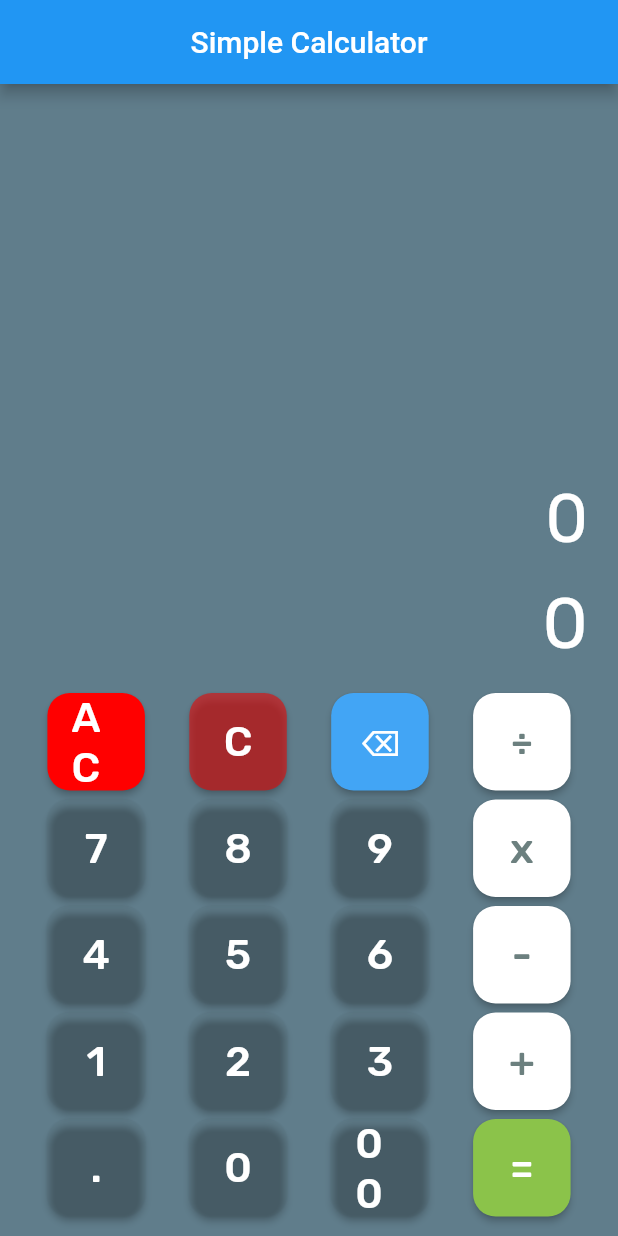
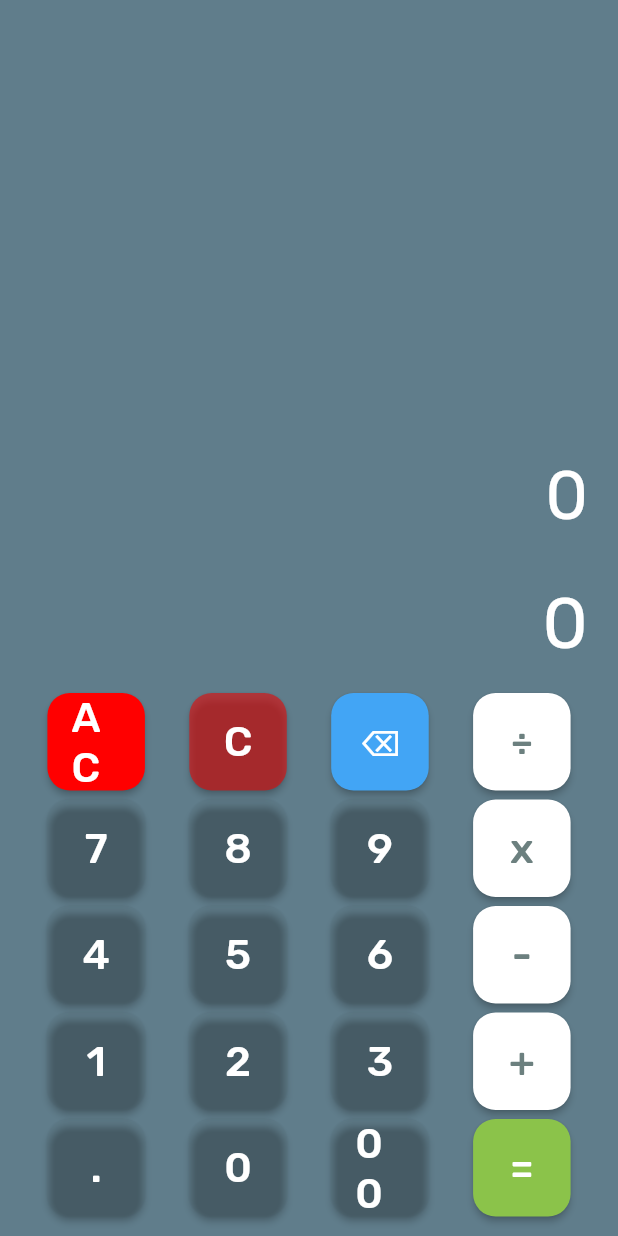
Before and after one commit to imksav/simpleCalculator, a Flutter app: the screen it shows after launch, after a tap on "00", after a tap on "AC", on a phone screen of 412 x 824 dp. Run offline on Flutter 3.47's test engine with Material 2 defaults, Android fonts, the phone set to English and light mode, and no system bars; our stand-ins replace google_fonts, math_expressions.

Commit message:
Version 0.0

```diff
--- a/lib/main.dart
+++ b/lib/main.dart
@@ -15,13 +15,15 @@ class _CalcAppState extends State<CalcApp> {
   String result = "0";
   String equation = "0";
 
-  void numClick(String text) {
+  String numClick(String text) {
     setState(() {
       if (equation == "0") {
         equation = text;
+      } else {
+        equation += text;
       }
-      equation += text;
     });
+    return equation;
   }
 
   void clearAll(String text) {
@@ -68,10 +70,10 @@ class _CalcAppState extends State<CalcApp> {
       debugShowCheckedModeBanner: false,
       title: "Simple Calculator",
       home: Scaffold(
-        appBar: AppBar(
-          title: Text("Simple Calculator"),
-          centerTitle: true,
-        ),
+        // appBar: AppBar(
+        //   title: Text("Simple Calculator"),
+        //   centerTitle: true,
+        // ),
         backgroundColor: Colors.blueGrey,
         body: Center(
           child: Padding(
@@ -81,7 +83,7 @@ class _CalcAppState extends State<CalcApp> {
               mainAxisAlignment: MainAxisAlignment.end,
               children: [
                 Container(
-                  padding: EdgeInsets.only(right: 15),
+                  padding: EdgeInsets.all(15),
                   child: Text(
                     "$equation",
                     style: GoogleFonts.rubik(
--- a/pubspec.yaml
+++ b/pubspec.yaml
@@ -32,8 +32,13 @@ dependencies:
   cupertino_icons: ^1.0.2
 
 dev_dependencies:
+  flutter_launcher_icons: ^0.9.0
   flutter_test:
     sdk: flutter
+flutter_icons:
+  android: true
+  ios: true
+  image_path: "assets/icon/icon.png"
 
 # For information on the generic Dart part of this file, see the
 # following page: https://dart.dev/tools/pub/pubspec
```
Also changed, not shown: assets/icon/icon.png (added), pubspec.lock, 6 other files.
